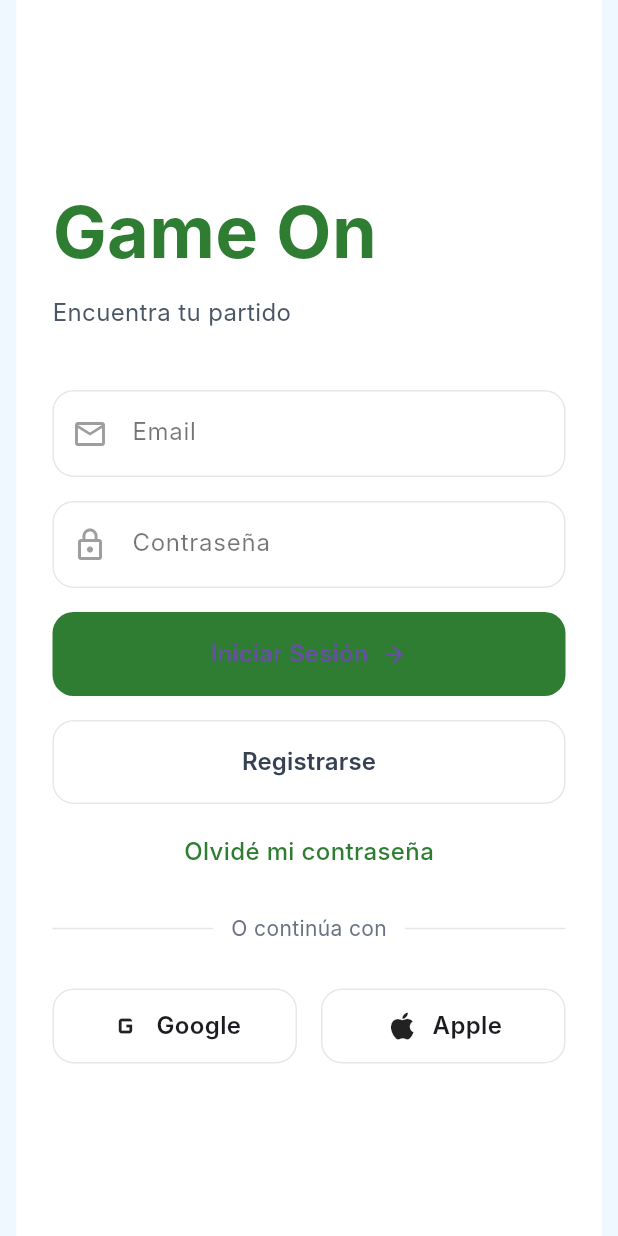
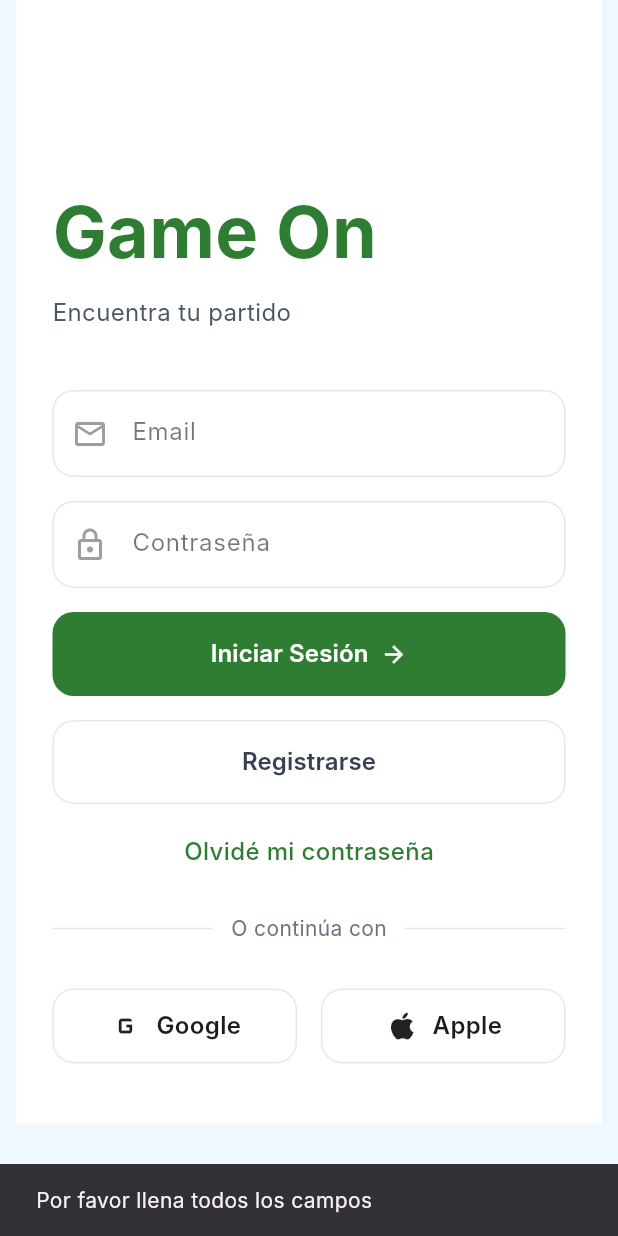
Before and after one commit to smol4050/gameOn, a Flutter app: the screen it shows after launch, after a tap on "Iniciar Sesión", on a phone screen of 412 x 824 dp. Run offline on Flutter 3.47's test engine with Material 3 defaults, Android fonts, the phone set to English and light mode, and no system bars; our stand-ins replace cloud_firestore, firebase_auth, firebase_core; accounts and stored records are empty; network calls fail; Roboto replaces fonts that are missing (Inter).

Commit message:
Update login_screen.dart

```diff
--- a/lib/screens/login_screen.dart
+++ b/lib/screens/login_screen.dart
@@ -1,23 +1,87 @@
 import 'package:flutter/material.dart';
+import 'package:firebase_auth/firebase_auth.dart';
+import 'sign_in_screen.dart';
+import 'home_screen.dart';
+import '../services/auth_service.dart';
 
-class LoginScreen extends StatelessWidget {
+class LoginScreen extends StatefulWidget {
   const LoginScreen({super.key});
+
+  @override
+  State<LoginScreen> createState() => _LoginScreenState();
+}
+
+class _LoginScreenState extends State<LoginScreen> {
+  // 🔹 CONTROLADORES DE TEXTO
+  final TextEditingController _emailController = TextEditingController();
+  final TextEditingController _passwordController = TextEditingController();
+
+  bool _isLoading = false;
+
+  // 🔹 LÓGICA DE LOGIN
+  void _login() async {
+    if (_emailController.text.isEmpty || _passwordController.text.isEmpty) {
+      ScaffoldMessenger.of(context).showSnackBar(
+        const SnackBar(content: Text('Por favor llena todos los campos')),
+      );
+      return;
+    }
+
+    setState(() => _isLoading = true);
+
+    try {
+      final user = await AuthService().loginWithEmail(
+        _emailController.text.trim(),
+        _passwordController.text.trim(),
+      );
+
+      if (user != null) {
+        if (!mounted) return;
+        // Si el login es exitoso, vamos al Home
+        Navigator.pushReplacement(
+          context,
+          MaterialPageRoute(builder: (_) => const HomeScreen()),
+        );
+      }
+    } on FirebaseAuthException catch (e) {
+      if (!mounted) return;
+      ScaffoldMessenger.of(context).showSnackBar(
+        SnackBar(
+          content: Text(e.message ?? 'Error al iniciar sesión'),
+          backgroundColor: Colors.red
+        ),
+      );
+    } finally {
+      if (mounted) {
+        setState(() => _isLoading = false);
+      }
+    }
+  }
+
+  @override
+  void dispose() {
+    _emailController.dispose();
+    _passwordController.dispose();
+    super.dispose();
+  }
 
   @override
   Widget build(BuildContext context) {
     return Scaffold(
       backgroundColor: const Color(0xFFF0F8FF),
       body: SafeArea(
+        // 🔹 Agregamos SingleChildScrollView para evitar que el teclado tape los inputs
+        child: SingleChildScrollView(
           child: Center(
             child: Container(
               width: 390,
-            height: 844,
+              // Eliminamos el height fijo para que se adapte al contenido
               color: Colors.white,
-            padding: const EdgeInsets.symmetric(horizontal: 24),
+              padding: const EdgeInsets.symmetric(horizontal: 24, vertical: 40),
               child: Column(
                 crossAxisAlignment: CrossAxisAlignment.start,
                 children: [
-                const SizedBox(height: 120),
+                  const SizedBox(height: 80),
 
                   // 🔹 TITLE
                   const Text(
@@ -45,6 +109,7 @@ class LoginScreen extends StatelessWidget {
                   _inputField(
                     hint: 'Email',
                     icon: Icons.email_outlined,
+                    controller: _emailController,
                   ),
 
                   const SizedBox(height: 16),
@@ -54,6 +119,7 @@ class LoginScreen extends StatelessWidget {
                     hint: 'Contraseña',
                     icon: Icons.lock_outline,
                     obscure: true,
+                    controller: _passwordController,
                   ),
 
                   const SizedBox(height: 16),
@@ -63,7 +129,7 @@ class LoginScreen extends StatelessWidget {
                     width: double.infinity,
                     height: 56,
                     child: ElevatedButton(
-                    onPressed: () {},
+                      onPressed: _isLoading ? null : _login, // Llama a la función
                       style: ElevatedButton.styleFrom(
                         backgroundColor: const Color(0xFF2E7D32),
                         shape: RoundedRectangleBorder(
@@ -71,7 +137,9 @@ class LoginScreen extends StatelessWidget {
                         ),
                         elevation: 0,
                       ),
-                    child: const Row(
+                      child: _isLoading
+                          ? const CircularProgressIndicator(color: Colors.white)
+                          : const Row(
                               mainAxisAlignment: MainAxisAlignment.center,
                               children: [
                                 Text(
@@ -79,10 +147,11 @@ class LoginScreen extends StatelessWidget {
                                   style: TextStyle(
                                     fontSize: 16,
                                     fontWeight: FontWeight.w600,
+                                    color: Colors.white,
                                   ),
                                 ),
                                 SizedBox(width: 8),
-                        Icon(Icons.arrow_forward, size: 18),
+                                Icon(Icons.arrow_forward, size: 18, color: Colors.white),
                               ],
                             ),
                     ),
@@ -95,7 +164,13 @@ class LoginScreen extends StatelessWidget {
                     width: double.infinity,
                     height: 56,
                     child: OutlinedButton(
-                    onPressed: () {},
+                      // 🔹 NAVEGACIÓN A LA PANTALLA DE REGISTRO
+                      onPressed: () {
+                        Navigator.push(
+                          context,
+                          MaterialPageRoute(builder: (_) => const SignInScreen()),
+                        );
+                      },
                       style: OutlinedButton.styleFrom(
                         side: const BorderSide(color: Color(0xFFE5E7EB)),
                         shape: RoundedRectangleBorder(
@@ -176,14 +251,16 @@ class LoginScreen extends StatelessWidget {
             ),
           ),
         ),
+      ),
     );
   }
 
-  // 🔹 INPUT COMPONENT
+  // 🔹 INPUT COMPONENT ACTUALIZADO
   Widget _inputField({
     required String hint,
     required IconData icon,
     bool obscure = false,
+    required TextEditingController controller,
   }) {
     return Container(
       height: 58,
@@ -192,6 +269,7 @@ class LoginScreen extends StatelessWidget {
         borderRadius: BorderRadius.circular(14),
       ),
       child: TextField(
+        controller: controller, // 🔹 Pasamos el controlador
         obscureText: obscure,
         decoration: InputDecoration(
           hintText: hint,
```
Lines whose indentation alone changed are shown as unchanged.
